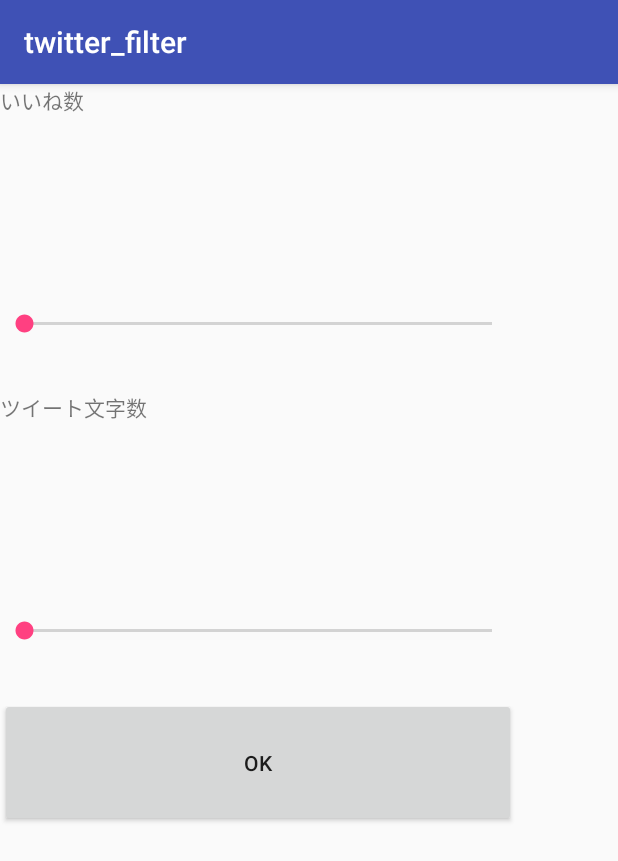
After one commit to tamuchin/twitter_filter, an Android app: the OptionActivity screen opened directly, with no data from a screen before it, on a phone screen of 412 x 824 dp. The commit adds this screen. Shown: the top 861 px of the screen. Run offline under Robolectric (Android 15) with nearby library versions, the phone set to English and light mode, and no system bars; 2 statements that could not run were skipped.

Commit message:
パラメータを変更するアクティビティーを追加

```diff
--- a/app/src/main/AndroidManifest.xml
+++ b/app/src/main/AndroidManifest.xml
@@ -20,19 +20,18 @@
         <activity
             android:name=".TwitterOAuthActivity"
             android:launchMode="singleTask">
+            <intent-filter>
+                <action android:name="android.intent.action.VIEW" />
 
-            <intent-filter>
-                <action android:name="android.intent.action.VIEW"/>
-
-                <category android:name="android.intent.category.DEFAULT"/>
-                <category android:name="android.intent.category.BROWSABLE"/>
+                <category android:name="android.intent.category.DEFAULT" />
+                <category android:name="android.intent.category.BROWSABLE" />
 
                 <data
                     android:host="twitter"
                     android:scheme="garugabugen" />
             </intent-filter>
-
         </activity>
+        <activity android:name=".OptionActivity"></activity>
     </application>
 
 </manifest>
--- /dev/null
+++ b/app/src/main/java/com/example/twitter_filter/OptionActivity.java
@@ -0,0 +1,95 @@
+package com.example.twitter_filter;
+
+import android.os.Bundle;
+import android.support.v7.app.AppCompatActivity;
+import android.view.View;
+import android.widget.Button;
+import android.widget.SeekBar;
+import android.widget.TextView;
+
+/*
+返却を意識してActivityを起動する
+// 遷移先のactivityを指定してintentを作成
+Intent intent = new Intent( this, MyActivity.class );
+// 遷移先から返却されてくる際の識別コード
+int requestCode = 1001;
+// 返却値を考慮したActivityの起動を行う
+startActivityForResult( intent, requestCode );
+public void onActivityResult( int requestCode, int resultCode, Intent intent )
+{
+ // startActivityForResult()の際に指定した識別コードとの比較
+ if( requestCode == 1001 ){
+  // 返却結果ステータスとの比較
+  if( resultCode == Activity.RESULT_OK ){
+   // 返却されてきたintentから値を取り出す
+   String str = intent.getStringExtra( "key" );
+  }
+ }
+}
+*/
+
+public class OptionActivity extends AppCompatActivity {
+
+    TextView favNumber;
+    TextView textSize;
+    Button okButton;
+
+    @Override
+    protected void onCreate(Bundle savedInstanceState) {
+        super.onCreate(savedInstanceState);
+        setContentView(R.layout.activity_option);
+
+        final SeekBar favSeekBar = (SeekBar) findViewById(R.id.favSeekBar);
+        final SeekBar textSeekBar = (SeekBar) findViewById(R.id.textSeekBar);
+        favNumber = (TextView) findViewById(R.id.favNumber);
+        textSize = (TextView) findViewById(R.id.textSize);
+        okButton = (Button) findViewById(R.id.okButton);
+
+        favSeekBar.setProgress(-1);
+        textSeekBar.setProgress(-1);
+
+        favNumber.setText(favSeekBar.getProgress());
+        textSize.setText(textSeekBar.getProgress());
+
+        favSeekBar.setOnSeekBarChangeListener(
+                new SeekBar.OnSeekBarChangeListener() {
+                    public void onProgressChanged(SeekBar seekBar, int progress, boolean fromUser) {
+                        // ツマミをドラッグしたときに呼ばれる
+                        favNumber.setText(favSeekBar.getProgress());
+                    }
+                    public void onStartTrackingTouch(SeekBar seekBar) {
+                        // ツマミに触れたときに呼ばれる
+                    }
+                    public void onStopTrackingTouch(SeekBar seekBar) {
+                        // ツマミを離したときに呼ばれる
+                    }
+                }
+        );
+
+        textSeekBar.setOnSeekBarChangeListener(
+                new SeekBar.OnSeekBarChangeListener() {
+                    public void onProgressChanged(SeekBar seekBar, int progress, boolean fromUser) {
+                        // ツマミをドラッグしたときに呼ばれる
+                        textSize.setText(textSeekBar.getProgress());
+                    }
+                    public void onStartTrackingTouch(SeekBar seekBar) {
+                        // ツマミに触れたときに呼ばれる
+                    }
+                    public void onStopTrackingTouch(SeekBar seekBar) {
+                        // ツマミを離したときに呼ばれる
+                    }
+                }
+        );
+
+        okButton.setOnClickListener(new View.OnClickListener() {
+            public void onClick(View v) {
+                FilteringPrameter filteringParameter = new FilteringPrameter(textSeekBar.getProgress(), favSeekBar.getProgress());
+
+                //Intent intent = new Intent();
+                //intent.putExtra("key", filteringParameter);
+                //setResult(Activity.RESULT_OK, intent );
+                //finish();
+            }
+        });
+    }
+}
--- /dev/null
+++ b/app/src/main/res/layout/activity_option.xml
@@ -0,0 +1,70 @@
+<?xml version="1.0" encoding="utf-8"?>
+<android.support.constraint.ConstraintLayout xmlns:android="http://schemas.android.com/apk/res/android"
+    xmlns:app="http://schemas.android.com/apk/res-auto"
+    xmlns:tools="http://schemas.android.com/tools"
+    android:layout_width="match_parent"
+    android:layout_height="match_parent"
+    tools:context="com.example.twitter_filter.OptionActivity">
+
+    <LinearLayout
+        android:layout_width="344dp"
+        android:layout_height="495dp"
+        android:orientation="vertical"
+        tools:layout_editor_absoluteX="8dp"
+        tools:layout_editor_absoluteY="8dp">
+
+        <TextView
+            android:id="@+id/favTextView"
+            android:layout_width="match_parent"
+            android:layout_height="wrap_content"
+            android:layout_weight="1"
+            android:text="@string/fav"
+            tools:layout_editor_absoluteX="55dp"
+            tools:layout_editor_absoluteY="27dp" />
+
+        <TextView
+            android:id="@+id/favNumber"
+            android:layout_width="match_parent"
+            android:layout_height="wrap_content"
+            android:layout_weight="1" />
+
+        <SeekBar
+            android:id="@+id/favSeekBar"
+            android:layout_width="match_parent"
+            android:layout_height="52dp"
+            android:layout_weight="1"
+            tools:layout_editor_absoluteX="55dp"
+            tools:layout_editor_absoluteY="52dp" />
+
+        <TextView
+            android:id="@+id/lengthTextView"
+            android:layout_width="match_parent"
+            android:layout_height="wrap_content"
+            android:layout_weight="1"
+            android:text="@string/text_length"
+            tools:layout_editor_absoluteX="55dp"
+            tools:layout_editor_absoluteY="27dp" />
+
+        <TextView
+            android:id="@+id/textSize"
+            android:layout_width="match_parent"
+            android:layout_height="wrap_content"
+            android:layout_weight="1" />
+
+        <SeekBar
+            android:id="@+id/textSeekBar"
+            android:layout_width="match_parent"
+            android:layout_height="52dp"
+            android:layout_weight="1"
+            tools:layout_editor_absoluteX="55dp"
+            tools:layout_editor_absoluteY="52dp" />
+
+        <Button
+            android:id="@+id/okButton"
+            android:layout_width="match_parent"
+            android:layout_height="wrap_content"
+            android:layout_weight="1"
+            android:text="@string/ok" />
+    </LinearLayout>
+
+</android.support.constraint.ConstraintLayout>
--- a/app/src/main/res/values/strings.xml
+++ b/app/src/main/res/values/strings.xml
@@ -3,4 +3,7 @@
     <string name="twitter_callback_url">garugabugen://twitter</string>
     <string name="twitter_consumer_key">bQiIpFpo5ZlRypD9w2fKQaTH0</string>
     <string name="twitter_consumer_secret">uQo0hTn38jv7Knbv5a620pOPrsxfk9Ws1LR5B4CtS4Ae0e3uRi</string>
+    <string name="fav">いいね数</string>
+    <string name="text_length">ツイート文字数</string>
+    <string name="ok">OK</string>
 </resources>
```
